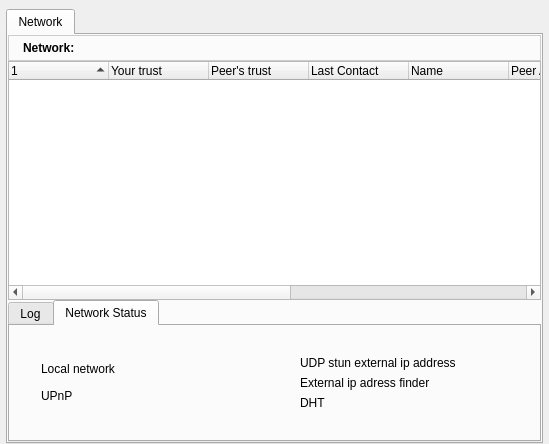
First picture: the form in retroshare-gui/src/gui/NetworkDialog.ui, repository RetroShare/RetroShare, before the edit.
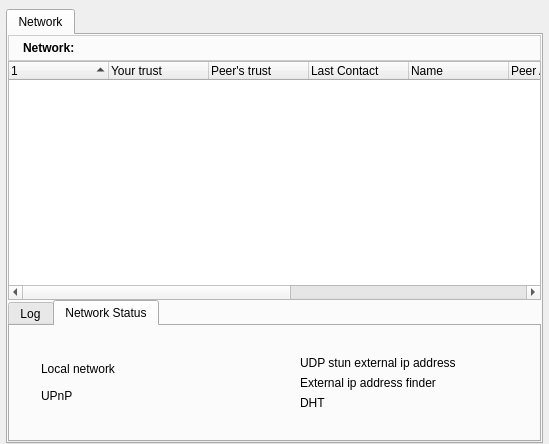
Second picture: the form after the edit. Icons and pictures are not drawn.

Patch:
```diff
--- a/retroshare-gui/src/gui/NetworkDialog.ui
+++ b/retroshare-gui/src/gui/NetworkDialog.ui
@@ -288,7 +288,7 @@
                <item row="0" column="1">
                 <widget class="QLabel" name="textlabel_ext">
                  <property name="text">
-                  <string>External ip adress finder</string>
+                  <string>External ip address finder</string>
                  </property>
                 </widget>
                </item>
```
